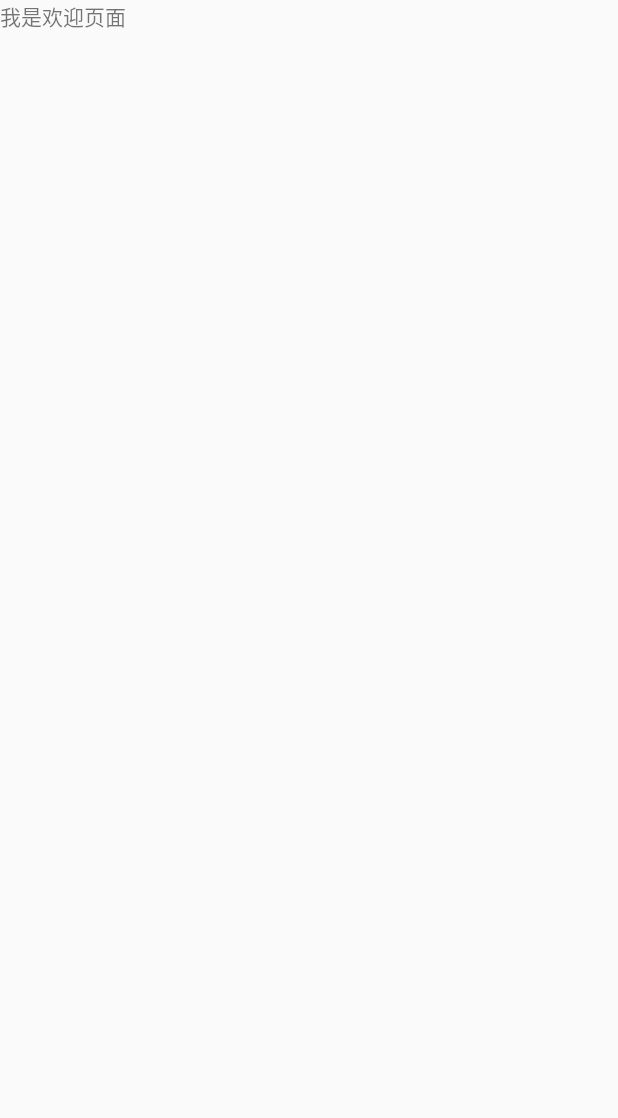
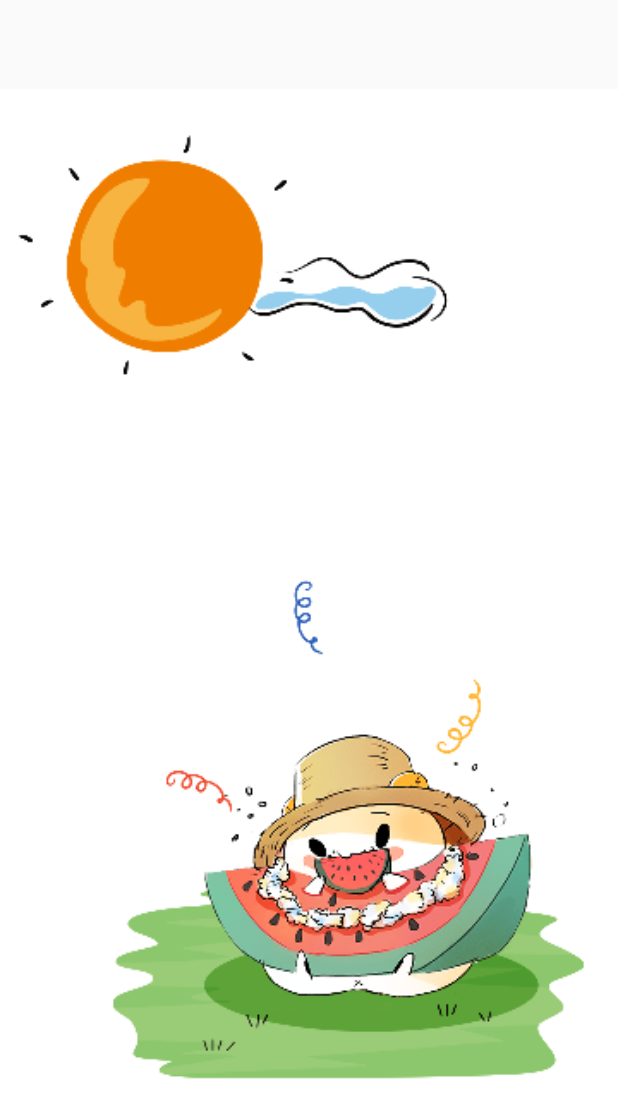
Before and after one commit to xiaodouhao123/MyCYC, an Android app: the WelcomeActivity screen opened directly, with no data from a screen before it, on a phone screen of 412 x 824 dp. Before the commit the part shown is almost empty. Shown: the top 1118 px of the screen. Run offline under Robolectric (Android 15) with nearby library versions, the phone set to English and light mode, and no system bars.

Commit message:
欢迎界面的实现.实现欢迎界面4秒后自动跳转到主界面,点击欢迎界面马上跳转到主页面.

```diff
--- a/app/src/main/AndroidManifest.xml
+++ b/app/src/main/AndroidManifest.xml
@@ -16,7 +16,7 @@
                 <category android:name="android.intent.category.LAUNCHER" />
             </intent-filter>
         </activity>
-        <activity android:name=".activity.WelcomeActivity" android:launchMode="singleTop"></activity>
+        <activity android:name=".activity.WelcomeActivity" android:launchMode="singleTask"></activity>
     </application>
 
 </manifest>
--- a/app/src/main/java/com/atguigu/mycyc/activity/WelcomeActivity.java
+++ b/app/src/main/java/com/atguigu/mycyc/activity/WelcomeActivity.java
@@ -1,13 +1,21 @@
 package com.atguigu.mycyc.activity;
 
 import android.app.Activity;
+import android.content.Intent;
 import android.os.Bundle;
+import android.os.Handler;
+import android.view.MotionEvent;
 
 import com.atguigu.mycyc.R;
 import com.atguigu.mycyc.utils.CacheUtils;
 import com.atguigu.mycyc.utils.Constant;
 
 public class WelcomeActivity extends Activity {
+    /**
+     * 标识是否启动主页面
+     *
+     */
+    private boolean isEnterMainActivity=false;
 
     @Override
     protected void onCreate(Bundle savedInstanceState) {
@@ -17,6 +25,34 @@ public class WelcomeActivity extends Activity {
     }
 
     private void initData() {
-        CacheUtils.putBoolean(this, Constant.IS_START_MAIN,true);
+        //保存跳转状态
+        CacheUtils.putBoolean(this, Constant.IS_START_MAIN, true);
+        //实现4秒后页面自动跳转到主页面
+        new Handler().postDelayed(new Runnable() {
+            @Override
+            public void run() {
+                //进入主界面
+                startMainActivity();
+            }
+        }, 4000);
+
+    }
+
+    private void startMainActivity() {
+        if(!isEnterMainActivity) {
+            isEnterMainActivity=true;
+            Intent intent = new Intent(this,MainActivity.class);
+            startActivity(intent);
+            finish();
+        }
+
+    }
+    //实现点击后马上跳转到主页面
+
+    @Override
+    public boolean onTouchEvent(MotionEvent event) {
+        startMainActivity();
+
+        return super.onTouchEvent(event);
     }
 }
--- a/app/src/main/res/layout/activity_welcome.xml
+++ b/app/src/main/res/layout/activity_welcome.xml
@@ -4,9 +4,9 @@
     android:layout_width="match_parent"
     android:layout_height="match_parent"
     >
-    <TextView
-        android:text="我是欢迎页面"
-        android:layout_width="wrap_content"
-        android:layout_height="wrap_content" />
+    <ImageView
+        android:src="@drawable/splash"
+        android:layout_width="match_parent"
+        android:layout_height="match_parent" />
 
 </RelativeLayout>
```
Also changed, not shown: app/src/main/res/drawable-xxhdpi/splash.png (added).
